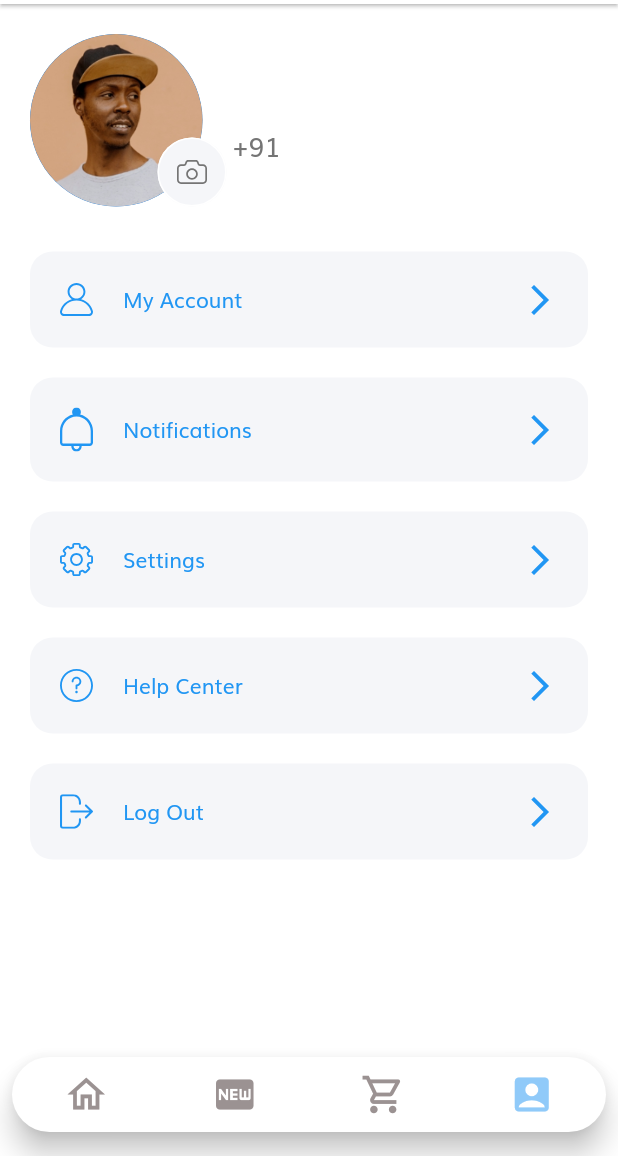
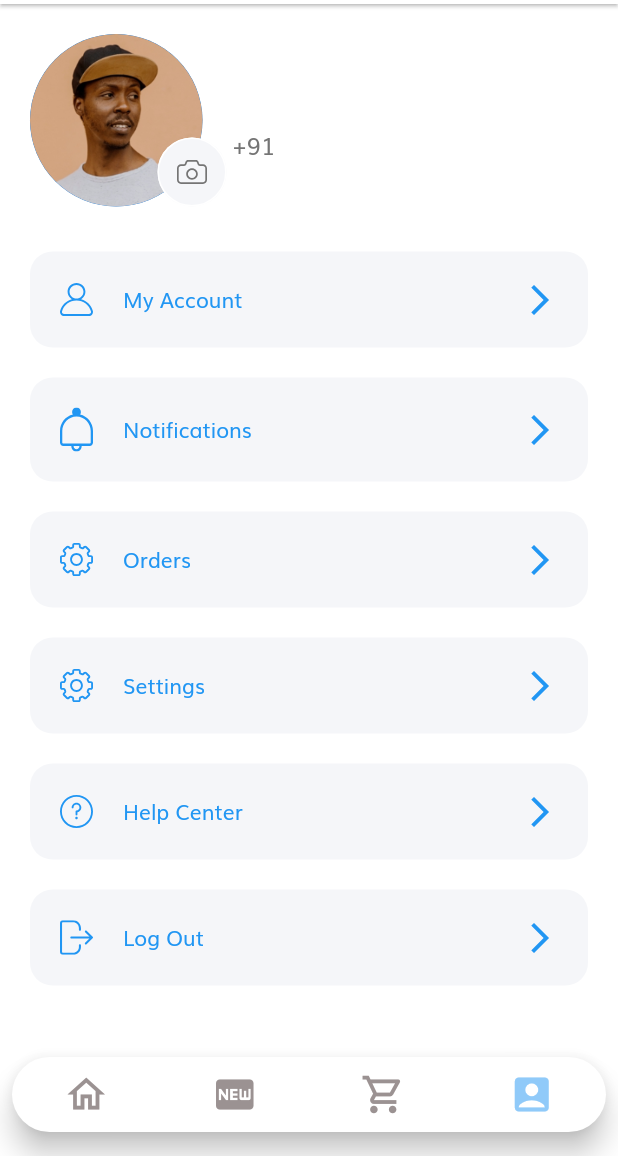
Before and after one commit to Dikesh0987/Coopa, a Flutter app: the HomeScreen screen opened by its route, item 4 of the bottom bar chosen, on a phone screen of 412 x 824 dp, the part 80-1236 px from its top. Run offline on Flutter 3.47's test engine with Material 2 defaults, Android fonts, the phone set to English and light mode, and no system bars; drawn by our look-alikes of custom_navigation_bar; our stand-ins replace cloud_firestore, firebase_auth, firebase_core, flutter_svg; accounts and stored records are empty.

Commit message:
Commit for some codes

```diff
--- a/lib/screens/cart/components/body.dart
+++ b/lib/screens/cart/components/body.dart
@@ -1,4 +1,5 @@
 import 'package:coopa/screens/cart/components/check_out_card.dart';
+import 'package:coopa/screens/home/components/fire.dart';
 import 'package:flutter/material.dart';
 import 'package:flutter_svg/svg.dart';
 import 'package:coopa/models/Cart.dart';
@@ -50,6 +51,7 @@ class _BodyState extends State<Body> {
               ),
             ),
           ),
+
         ],
       ),
     );
--- a/lib/screens/details/components/custom_app_bar.dart
+++ b/lib/screens/details/components/custom_app_bar.dart
@@ -18,7 +18,7 @@ class CustomAppBar extends StatelessWidget {
     return SafeArea(
       child: Padding(
         padding:
-            EdgeInsets.symmetric(horizontal: getProportionateScreenWidth(20)),
+            EdgeInsets.symmetric(horizontal: getProportionateScreenWidth(20),),
         child: Row(
           children: [
             SizedBox(
--- a/lib/screens/home/components/body.dart
+++ b/lib/screens/home/components/body.dart
@@ -1,3 +1,5 @@
+import 'package:cloud_firestore/cloud_firestore.dart';
+import 'package:firebase_core/firebase_core.dart';
 import 'package:flutter/material.dart';
 
 import '../../../size_config.dart';
--- a/lib/screens/home/home_screen.dart
+++ b/lib/screens/home/home_screen.dart
@@ -1,6 +1,7 @@
 import 'package:cloud_firestore/cloud_firestore.dart';
 import 'package:coopa/screens/cart/cart_screen.dart';
 import 'package:coopa/screens/home/components/body.dart';
+import 'package:coopa/screens/notification/notification_screen.dart';
 import 'package:coopa/screens/profile/profile_screen.dart';
 import 'package:coopa/screens/tranding/tranding_screen.dart';
 import 'package:flutter/material.dart';
@@ -33,7 +34,9 @@ class _HomeScreenState extends State<HomeScreen> {
         ),
         actions: [
           InkWell(
-            onTap: () {},
+            onTap: () {
+              Navigator.push(context, MaterialPageRoute(builder: (context) => NotificationScreen()));
+            },
             child: Padding(
               padding: const EdgeInsets.all(10.0),
               child: Icon(
--- /dev/null
+++ b/lib/screens/notification/components/body.dart
@@ -0,0 +1,17 @@
+import 'package:flutter/material.dart';
+import 'package:flutter/src/foundation/key.dart';
+import 'package:flutter/src/widgets/framework.dart';
+
+class Body extends StatefulWidget {
+  const Body({Key? key}) : super(key: key);
+
+  @override
+  State<Body> createState() => _BodyState();
+}
+
+class _BodyState extends State<Body> {
+  @override
+  Widget build(BuildContext context) {
+    return Scaffold();
+  }
+}
--- /dev/null
+++ b/lib/screens/orders/components/body.dart
@@ -0,0 +1,17 @@
+import 'package:flutter/material.dart';
+import 'package:flutter/src/foundation/key.dart';
+import 'package:flutter/src/widgets/framework.dart';
+
+class Body extends StatefulWidget {
+  const Body({Key? key}) : super(key: key);
+
+  @override
+  State<Body> createState() => _BodyState();
+}
+
+class _BodyState extends State<Body> {
+  @override
+  Widget build(BuildContext context) {
+    return Scaffold();
+  }
+}
--- a/lib/screens/profile/components/body.dart
+++ b/lib/screens/profile/components/body.dart
@@ -1,4 +1,7 @@
 import 'package:cloud_firestore/cloud_firestore.dart';
+import 'package:coopa/screens/notification/notification_screen.dart';
+import 'package:coopa/screens/orders/orders_screen.dart';
+import 'package:coopa/screens/settings/settings_screen.dart';
 import 'package:coopa/screens/splash/splash_screen.dart';
 import 'package:firebase_auth/firebase_auth.dart';
 import 'package:flutter/material.dart';
@@ -55,7 +58,7 @@ class _BodyState extends State<Body> {
                                 Text(
                                   '${data['firstname']} ${data['secondname']}',
                                   style: TextStyle(
-                                      fontSize: 20,
+                                      fontSize: 18,overflow: TextOverflow.ellipsis,
                                       fontWeight: FontWeight.bold),
                                 ),
                                 SizedBox(
@@ -63,7 +66,7 @@ class _BodyState extends State<Body> {
                                 ),
                                 Text(
                                   "+91 ${data['phone']}",
-                                  style: TextStyle(fontSize: 18),
+                                  style: TextStyle(fontSize: 16),
                                 )
                               ],
                             ),
@@ -80,12 +83,29 @@ class _BodyState extends State<Body> {
                 ProfileMenu(
                   text: "Notifications",
                   icon: "assets/icons/Bell.svg",
-                  press: () {},
+                  press: () {
+                    Navigator.push(
+                        context,
+                        MaterialPageRoute(
+                            builder: (context) => NotificationScreen()));
+                  },
+                ),
+                ProfileMenu(
+                  text: "Orders",
+                  icon: "assets/icons/Settings.svg",
+                  press: () {
+                    Navigator.push(
+                        context,
+                        MaterialPageRoute(
+                            builder: (context) => OrdersScreen()));
+                  },
                 ),
                 ProfileMenu(
                   text: "Settings",
                   icon: "assets/icons/Settings.svg",
-                  press: () {},
+                  press: () {
+                    Navigator.push(context, MaterialPageRoute(builder: (context)=> SettingsScreen()));
+                  },
                 ),
                 ProfileMenu(
                   text: "Help Center",
```
Also changed, not shown: lib/screens/home/components/fire.dart (added, +31 -0 lines), lib/screens/notification/notification_screen.dart (added, +25 -0 lines), lib/screens/orders/orders_screen.dart (added, +16 -0 lines), lib/screens/settings/components/body.dart (added, +70 -0 lines), lib/screens/settings/components/setting_tails.dart (added, +57 -0 lines), lib/screens/settings/settings_screen.dart (added, +25 -0 lines), lib/models/Product.dart (line endings or trailing spaces), lib/services/database_manager.dart (added), 1 other file.
